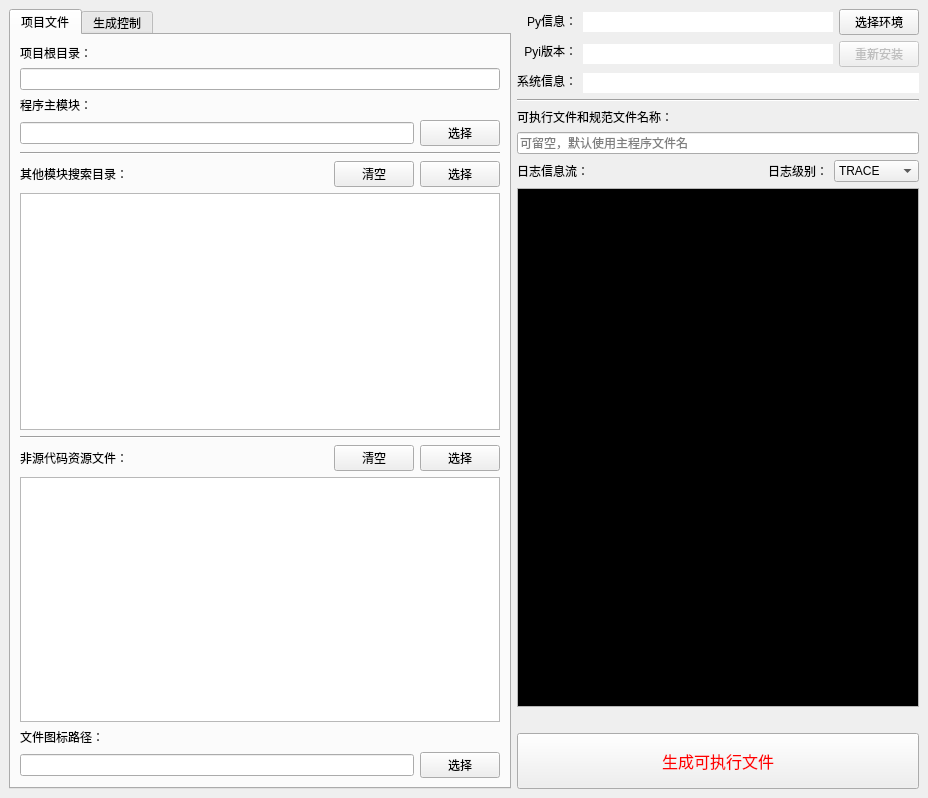
The window that interface/PyInstallerTool.ui (hrpzcf/AwesomePyKit) describes before a commit, drawn with Qt 5.
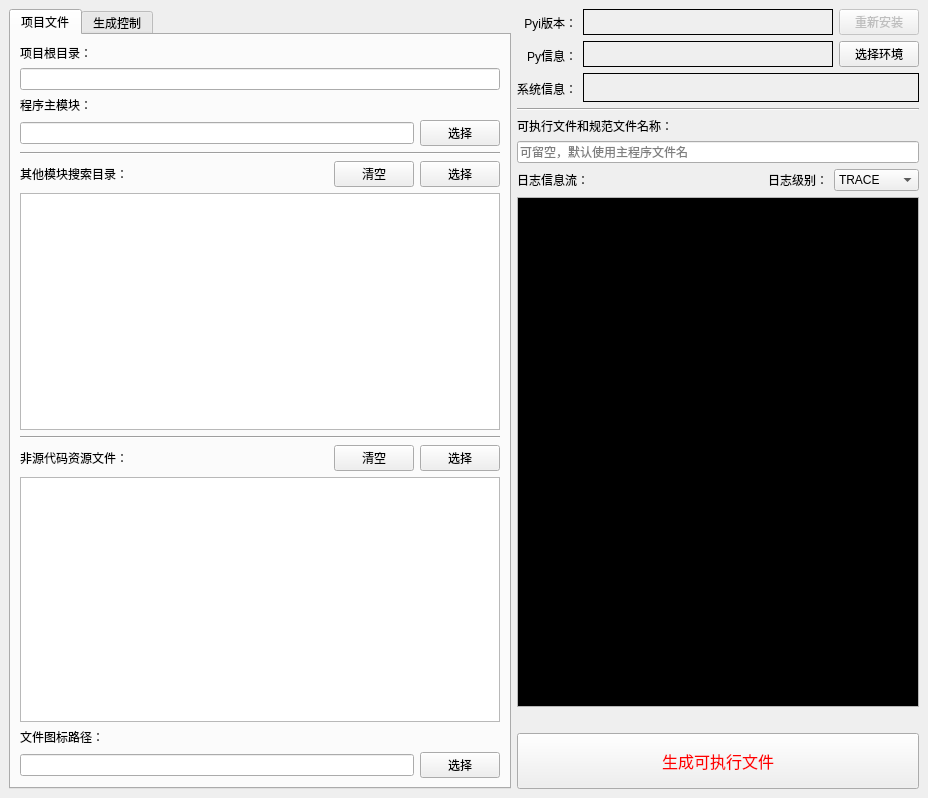
The same window after the commit.

Commit message: fix: pyitool界面调整

The edit to the form file:
```diff
--- a/interface/PyInstallerTool.ui
+++ b/interface/PyInstallerTool.ui
@@ -492,16 +492,6 @@
          <layout class="QHBoxLayout" name="horizontalLayout_7" stretch="0,9">
           <item>
            <layout class="QVBoxLayout" name="verticalLayout_6">
-            <item>
-             <widget class="QLabel" name="label_6">
-              <property name="text">
-               <string>Py信息：</string>
-              </property>
-              <property name="alignment">
-               <set>Qt::AlignRight|Qt::AlignTrailing|Qt::AlignVCenter</set>
-              </property>
-             </widget>
-            </item>
             <item>
              <widget class="QLabel" name="label_16">
               <property name="text">
@@ -512,6 +502,16 @@
               </property>
              </widget>
             </item>
+            <item>
+             <widget class="QLabel" name="label_6">
+              <property name="text">
+               <string>Py信息：</string>
+              </property>
+              <property name="alignment">
+               <set>Qt::AlignRight|Qt::AlignTrailing|Qt::AlignVCenter</set>
+              </property>
+             </widget>
+            </item>
             <item>
              <widget class="QLabel" name="label_15">
               <property name="text">
@@ -526,49 +526,16 @@
           </item>
           <item>
            <layout class="QVBoxLayout" name="verticalLayout_18">
-            <item>
-             <layout class="QHBoxLayout" name="horizontalLayout" stretch="9,0">
-              <item>
-               <widget class="QLineEdit" name="le_py_info">
-                <property name="contextMenuPolicy">
-                 <enum>Qt::NoContextMenu</enum>
-                </property>
-                <property name="text">
-                 <string/>
-                </property>
-                <property name="frame">
-                 <bool>false</bool>
-                </property>
-                <property name="readOnly">
-                 <bool>true</bool>
-                </property>
-               </widget>
-              </item>
-              <item>
-               <widget class="QPushButton" name="pb_select_py_env">
-                <property name="text">
-                 <string>选择环境</string>
-                </property>
-               </widget>
-              </item>
-             </layout>
-            </item>
             <item>
              <layout class="QHBoxLayout" name="horizontalLayout_2" stretch="9,0">
               <item>
-               <widget class="QLineEdit" name="le_pyi_info">
-                <property name="contextMenuPolicy">
-                 <enum>Qt::NoContextMenu</enum>
+               <widget class="QLabel" name="lb_pyi_info">
+                <property name="frameShape">
+                 <enum>QFrame::Box</enum>
                 </property>
                 <property name="text">
                  <string/>
                 </property>
-                <property name="frame">
-                 <bool>false</bool>
-                </property>
-                <property name="readOnly">
-                 <bool>true</bool>
-                </property>
                </widget>
               </item>
               <item>
@@ -587,19 +554,40 @@
              </layout>
             </item>
             <item>
-             <widget class="QLineEdit" name="le_platform_info">
-              <property name="contextMenuPolicy">
-               <enum>Qt::NoContextMenu</enum>
+             <layout class="QHBoxLayout" name="horizontalLayout" stretch="9,0">
+              <item>
+               <widget class="QLabel" name="lb_py_info">
+                <property name="frameShape">
+                 <enum>QFrame::Box</enum>
+                </property>
+                <property name="text">
+                 <string/>
+                </property>
+               </widget>
+              </item>
+              <item>
+               <widget class="QPushButton" name="pb_select_py_env">
+                <property name="text">
+                 <string>选择环境</string>
+                </property>
+               </widget>
+              </item>
+             </layout>
+            </item>
+            <item>
+             <widget class="QLabel" name="lb_platform_info">
+              <property name="minimumSize">
+               <size>
+                <width>0</width>
+                <height>29</height>
+               </size>
+              </property>
+              <property name="frameShape">
+               <enum>QFrame::Box</enum>
               </property>
               <property name="text">
                <string/>
               </property>
-              <property name="frame">
-               <bool>false</bool>
-              </property>
-              <property name="readOnly">
-               <bool>true</bool>
-              </property>
              </widget>
             </item>
            </layout>
@@ -721,6 +709,15 @@
                  </color>
                 </brush>
                </colorrole>
+               <colorrole role="PlaceholderText">
+                <brush brushstyle="NoBrush">
+                 <color alpha="128">
+                  <red>255</red>
+                  <green>255</green>
+                  <blue>255</blue>
+                 </color>
+                </brush>
+               </colorrole>
               </active>
               <inactive>
                <colorrole role="Text">
@@ -741,6 +738,15 @@
                  </color>
                 </brush>
                </colorrole>
+               <colorrole role="PlaceholderText">
+                <brush brushstyle="NoBrush">
+                 <color alpha="128">
+                  <red>255</red>
+                  <green>255</green>
+                  <blue>255</blue>
+                 </color>
+                </brush>
+               </colorrole>
               </inactive>
               <disabled>
                <colorrole role="Text">
@@ -761,12 +767,21 @@
                  </color>
                 </brush>
                </colorrole>
+               <colorrole role="PlaceholderText">
+                <brush brushstyle="NoBrush">
+                 <color alpha="128">
+                  <red>255</red>
+                  <green>255</green>
+                  <blue>255</blue>
+                 </color>
+                </brush>
+               </colorrole>
               </disabled>
              </palette>
             </property>
             <property name="font">
              <font>
-              <family>Lucida Console</family>
+              <family>Consolas</family>
              </font>
             </property>
             <property name="contextMenuPolicy">
```
The commit also changes 1 other file.
